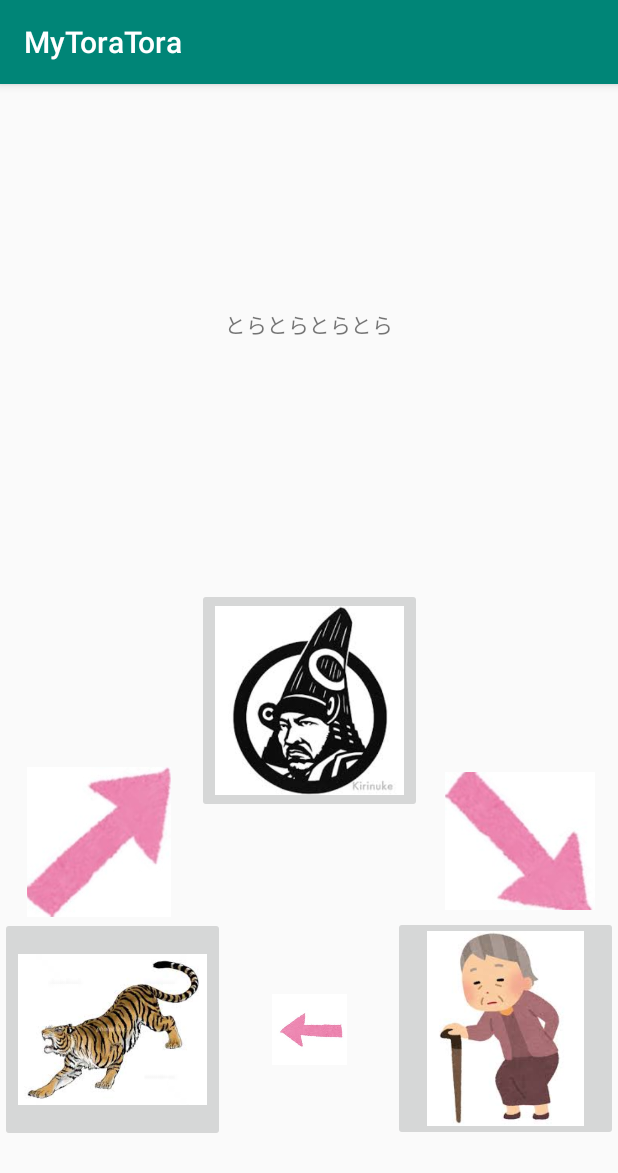
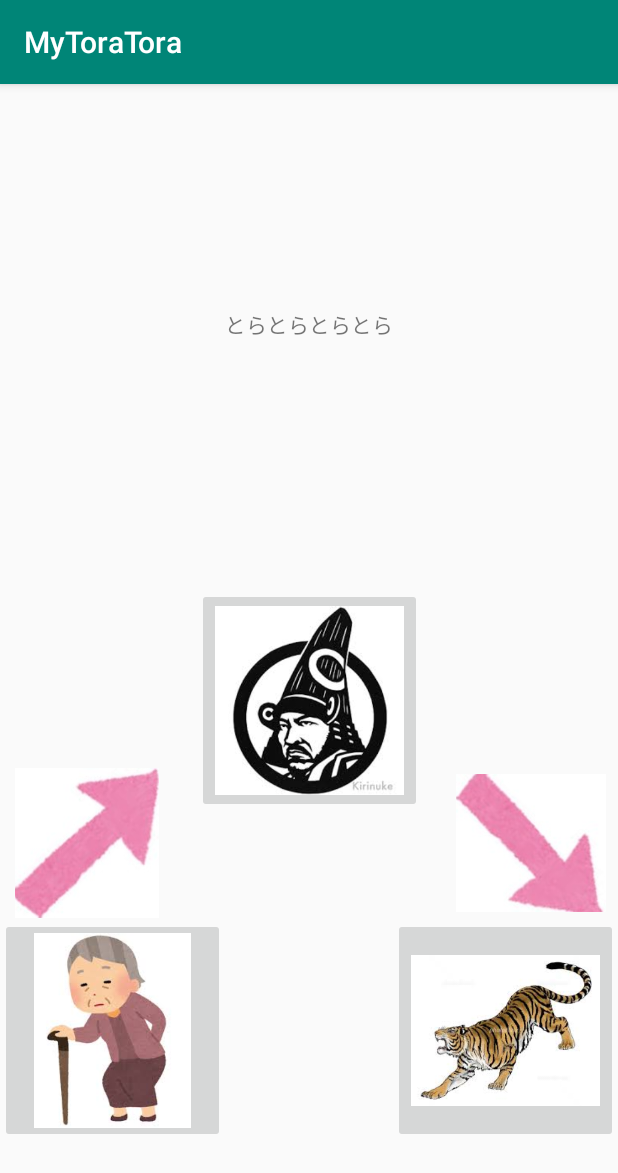
Before and after one commit to aso1901103/MyToraTora, an Android app: the screen it shows after launch (MainActivity), on a phone screen of 412 x 824 dp. Shown: the top 1173 px of the screen. Run offline under Robolectric (Android 15) with nearby library versions, the phone set to English and light mode, and no system bars.

Commit message:
ver1.0 三すくみの間違えを修正

```diff
--- a/app/src/main/java/jp/ac/asojuku/mytoratora/ResultActivity.kt
+++ b/app/src/main/java/jp/ac/asojuku/mytoratora/ResultActivity.kt
@@ -7,7 +7,7 @@ import kotlinx.android.synthetic.main.activity_result.*
 
 class ResultActivity : AppCompatActivity() {
     //kiyomasa,oba,toraを表す定数を定義する
-    val kiyomasa = 0; val ba = 1;val tora = 2;
+    val tora = 0; val ba = 1;val kiyomasa = 2;
 
     override fun onCreate(savedInstanceState: Bundle?) {
         super.onCreate(savedInstanceState)
@@ -22,18 +22,18 @@ class ResultActivity : AppCompatActivity() {
         val myHand:Int;
         //idの値によって処理を分岐、自分のじゃんけん画像を切り替える
         myHand = when(id){
+            R.id.tora -> {MyChoice.setImageResource(R.drawable.tora);tora}
+            R.id.ba -> {MyChoice.setImageResource(R.drawable.oba);ba}
             R.id.kiyomasa -> {MyChoice.setImageResource(R.drawable.kiyomasa);kiyomasa}
-            R.id.ba -> {MyChoice.setImageResource(R.drawable.oba);ba}
-            R.id.tora -> {MyChoice.setImageResource(R.drawable.tora);tora}
             else -> kiyomasa
         }
         //コンピューターの手をランダムに決める
         val comHand = (Math.random()*3).toInt();//メソッドで組み立てた手を採用する
         //コンピューターの手に合わせてコンピューターの画像を切り替える
         when(comHand){
+            tora -> ComChoice.setImageResource(R.drawable.tora)
+            ba -> ComChoice.setImageResource(R.drawable.oba)
             kiyomasa -> ComChoice.setImageResource(R.drawable.kiyomasa)
-            ba -> ComChoice.setImageResource(R.drawable.oba)
-            tora -> ComChoice.setImageResource(R.drawable.tora)
         }
         val gameResult = (comHand - myHand + 3) % 3
         //計算結果に合わせて勝敗メッセージを切り替える
--- a/app/src/main/res/layout/activity_main.xml
+++ b/app/src/main/res/layout/activity_main.xml
@@ -24,9 +24,9 @@
         android:layout_height="@dimen/kiyomasaButton"
         android:scaleType="fitCenter"
         app:layout_constraintBottom_toBottomOf="parent"
-        app:layout_constraintEnd_toEndOf="parent"
+        app:layout_constraintStart_toStartOf="parent"
         app:layout_constraintTop_toTopOf="parent"
-        app:layout_constraintVertical_bias="0.897"
+        app:layout_constraintVertical_bias="0.9"
         app:srcCompat="@drawable/oba" />
 
     <ImageButton
@@ -35,9 +35,9 @@
         android:layout_height="@dimen/kiyomasaButton"
         android:scaleType="fitCenter"
         app:layout_constraintBottom_toBottomOf="parent"
-        app:layout_constraintStart_toStartOf="parent"
+        app:layout_constraintEnd_toEndOf="parent"
         app:layout_constraintTop_toTopOf="parent"
-        app:layout_constraintVertical_bias="0.899"
+        app:layout_constraintVertical_bias="0.9"
         app:srcCompat="@drawable/tora" />
 
     <TextView
@@ -55,9 +55,9 @@
         android:id="@+id/imageView2"
         android:layout_width="@dimen/yajirusi"
         android:layout_height="@dimen/yajirusi"
-        app:layout_constraintBottom_toTopOf="@+id/ba"
+        android:layout_marginEnd="8dp"
+        app:layout_constraintBottom_toTopOf="@+id/tora"
         app:layout_constraintEnd_toEndOf="parent"
-        app:layout_constraintStart_toEndOf="@+id/kiyomasa"
         app:srcCompat="@drawable/yajirusi1" />
 
     <ImageView
@@ -74,8 +74,8 @@
         android:id="@+id/imageView4"
         android:layout_width="@dimen/yajirusi"
         android:layout_height="@dimen/yajirusi"
-        app:layout_constraintBottom_toTopOf="@+id/tora"
-        app:layout_constraintEnd_toStartOf="@+id/kiyomasa"
+        android:layout_marginStart="8dp"
+        app:layout_constraintBottom_toTopOf="@+id/ba"
         app:layout_constraintStart_toStartOf="parent"
         app:srcCompat="@drawable/yajirusi3" />
 
```
